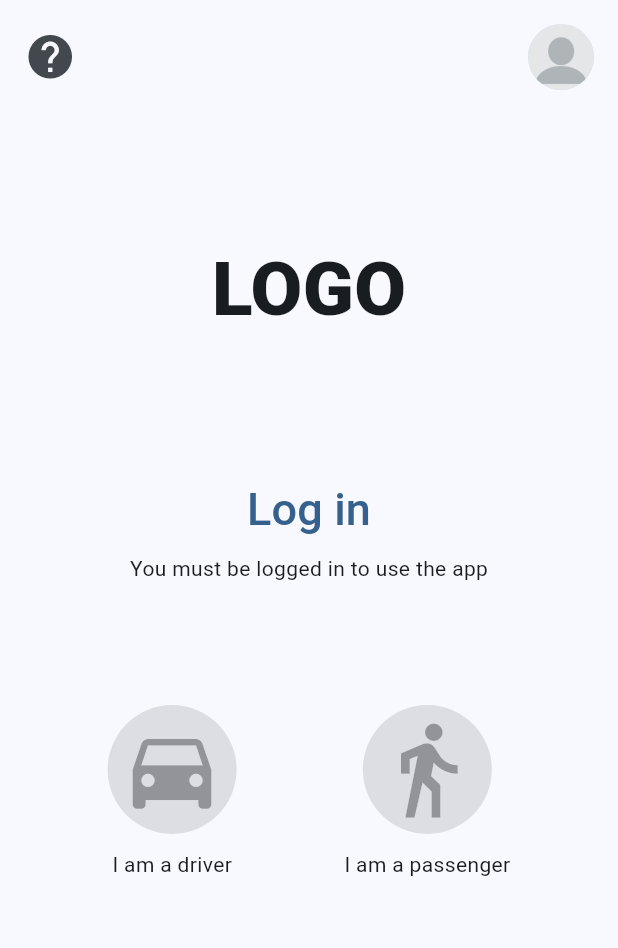
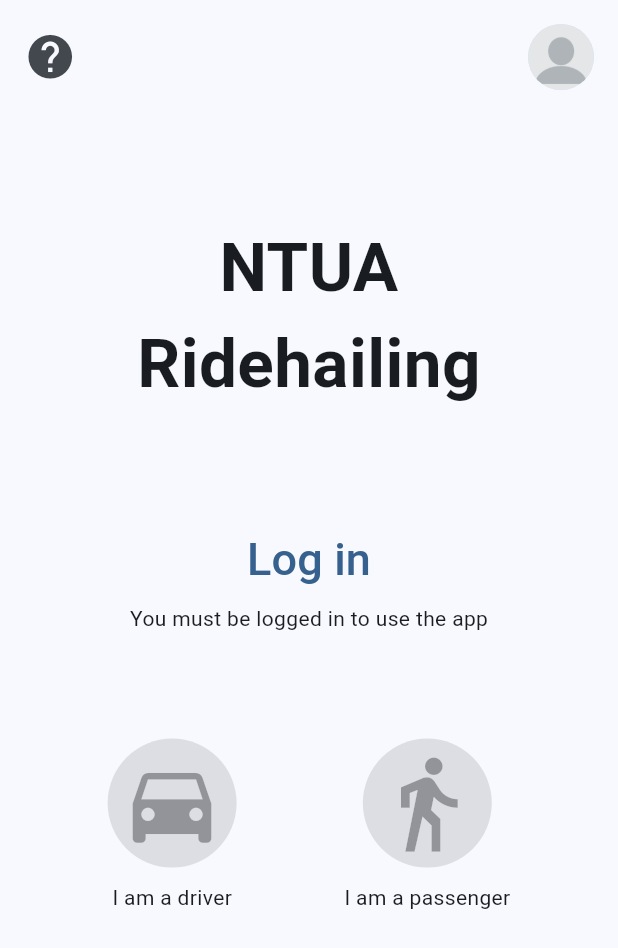
Before and after one commit to StratosGiak/NTUA-Ridehailing-App, a Flutter app: the screen it shows after launch, on a phone screen of 412 x 824 dp. Shown: the top 948 px of the screen. Run offline on Flutter 3.47's test engine with Material 3 defaults, Android fonts, the phone set to English and light mode, and no system bars; our stand-ins replace cached_network_image, diacritic, flutter_cache_manager, flutter_map, flutter_rating_bar, geolocator and 4 more; missing offline and left inert: flex_color_picker, flutter_appauth; project files that could hold a hidden picture were left out.

Commit message:
moved consumers in welcome screen into the enclosing column

```diff
--- a/lib/welcome.dart
+++ b/lib/welcome.dart
@@ -95,7 +95,8 @@ class _WelcomePageState extends State<WelcomePage> {
   Widget build(BuildContext context) {
     return Scaffold(
       body: SafeArea(
-        child: Column(
+        child: Consumer<SocketConnection>(
+          builder: (context, socket, _) => Column(
             children: <Widget>[
               Padding(
                 padding: const EdgeInsets.all(8.0),
@@ -104,26 +105,28 @@ class _WelcomePageState extends State<WelcomePage> {
                   children: [
                     IconButton(
                       icon: const Icon(Icons.help),
-                    iconSize: 35,
+                      iconSize: 35.0,
                       onPressed: () => (),
                     ),
-                  Consumer<SocketConnection>(
-                    builder: (context, socket, child) => UserAvatarButton(
+                    UserAvatarButton(
                       enablePress: socket.status == SocketStatus.connected,
                       showSignout: false,
-                    ),
                     ),
                   ],
                 ),
               ),
               const Spacer(flex: 1),
               const Text(
-              'LOGO',
-              style: TextStyle(fontSize: 50, fontWeight: FontWeight.w900),
+                'NTUA\nRidehailing',
+                style: TextStyle(
+                  fontSize: 45.0,
+                  fontWeight: FontWeight.w700,
+                ),
+                textAlign: TextAlign.center,
               ),
               const Spacer(flex: 1),
-            Consumer2<SocketConnection, User>(
-              builder: (context, socket, user, child) {
+              Consumer<User>(
+                builder: (context, user, _) {
                   String displayText;
                   if (socket.status == SocketStatus.disconnected) {
                     displayText = 'Log in';
@@ -139,25 +142,21 @@ class _WelcomePageState extends State<WelcomePage> {
                         : null,
                     child: Text(
                       displayText,
-                    style: const TextStyle(fontSize: 30),
+                      style: const TextStyle(fontSize: 30.0),
                       textAlign: TextAlign.center,
                     ),
                   );
                 },
               ),
-            Consumer<SocketConnection>(
-              builder: (context, socket, child) => Visibility(
+              Visibility(
                 visible: socket.status != SocketStatus.connected,
                 maintainSize: true,
                 maintainAnimation: true,
                 maintainState: true,
-                child: child!,
-              ),
                 child: const Text('You must be logged in to use the app'),
               ),
               const Spacer(flex: 1),
-            Consumer<SocketConnection>(
-              builder: (context, socket, child) => Row(
+              Row(
                 mainAxisAlignment: MainAxisAlignment.spaceEvenly,
                 children: [
                   SubtitledButton(
@@ -192,27 +191,25 @@ class _WelcomePageState extends State<WelcomePage> {
                   ),
                 ],
               ),
-            ),
               const Spacer(flex: 2),
-            Consumer<SocketConnection>(
-              builder: (context, socket, child) => Visibility(
+              Visibility(
                 visible: socket.status == SocketStatus.connected,
                 maintainSize: true,
                 maintainAnimation: true,
                 maintainState: true,
-                child: child!,
-              ),
                 child: TextButton(
                   onPressed: () async {
                     final socket = socketConnection;
                     final reply = await signOutAlert(context: context);
                     if (reply) socket.setStatus(SocketStatus.disconnected);
                   },
-                child: const Text('Sign out', style: TextStyle(fontSize: 25)),
+                  child:
+                      const Text('Sign out', style: TextStyle(fontSize: 25.0)),
                 ),
               ),
-            const Padding(padding: EdgeInsets.all(12)),
+              const Padding(padding: EdgeInsets.all(12.0)),
             ],
+          ),
         ),
       ),
     );
```
Lines whose indentation alone changed are shown as unchanged.
